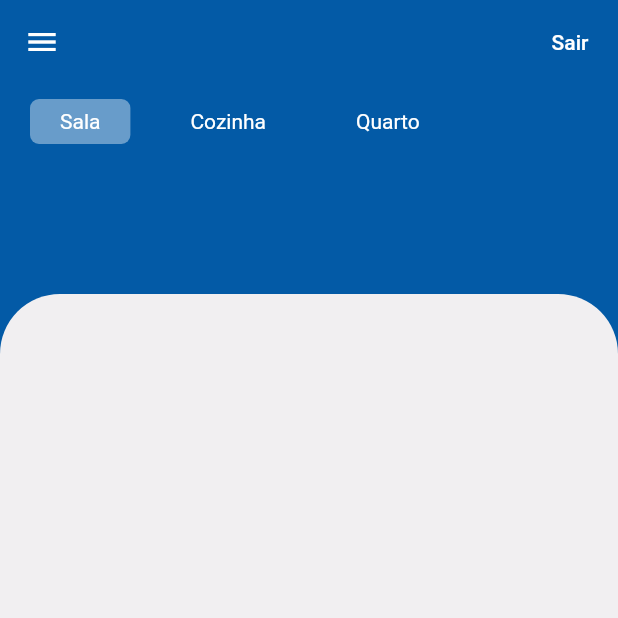
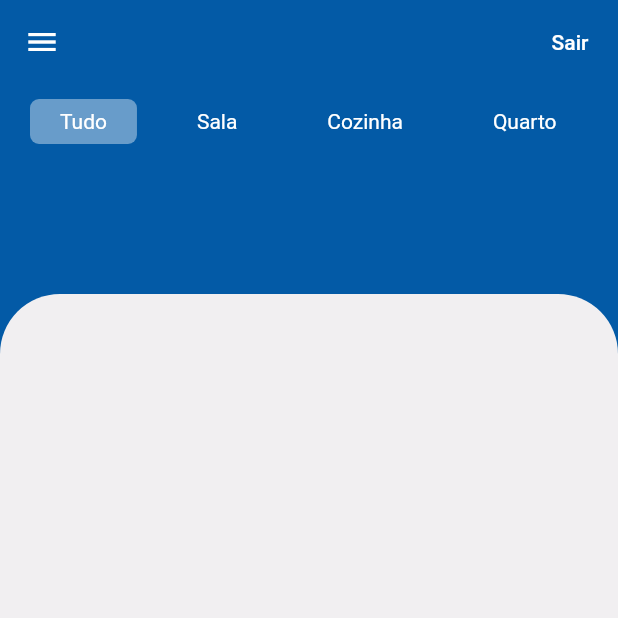
Before and after one commit to edsondearaujo/FurnitApp_Requisitos, a Flutter app: the screen it shows after launch, on a phone screen of 412 x 824 dp, the top half of it. Run offline on Flutter 3.47's test engine with Material 2 defaults, Android fonts, the phone set to English and light mode, and no system bars; our stand-ins replace cloud_firestore, firebase_auth, firebase_core, firebase_storage, image_picker; accounts and stored records are empty.

Commit message:
US09(#10)/adding screen with all products

```diff
--- a/lib/page/showProducts/category_list.dart
+++ b/lib/page/showProducts/category_list.dart
@@ -11,7 +11,7 @@ class CategoryList extends StatefulWidget {
 
 class _CategoryListState extends State<CategoryList> {
   int selectedIndex = 0;
-  List categories = ['Sala', 'Cozinha', 'Quarto'];
+  List categories = ['Tudo', 'Sala', 'Cozinha', 'Quarto'];
 
   @override
   void initState() {
--- a/lib/page/showProducts/products_screen.dart
+++ b/lib/page/showProducts/products_screen.dart
@@ -86,7 +86,7 @@ class _ProductScreenState extends State<ProductScreen> {
                 ),
                 Expanded(
                   child: FutureBuilder(
-                      future: _productsBloc.getProductsList(selectedCategory),
+                      future: _productsBloc.getProductsList(category:selectedCategory),
                       builder:
                           (context, AsyncSnapshot<List<Produto>> snapshot) {
                         if (!snapshot.hasData)
@@ -195,7 +195,7 @@ class ProductCard extends StatelessWidget {
                         topRight: Radius.circular(22),
                       ),
                     ),
-                    child: Text(this.produto.valor),
+                    child: Text('R\$ ' + this.produto.valor.toString()),
                   )
                 ],
               ),
```
Also changed, not shown: lib/bloc/products_bloc.dart (+21 -1 lines), lib/models/Produto.dart (+9 -1 lines).
